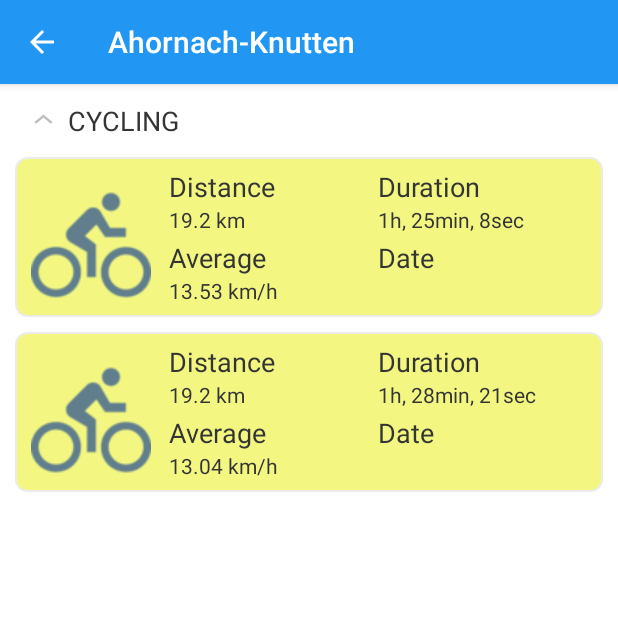
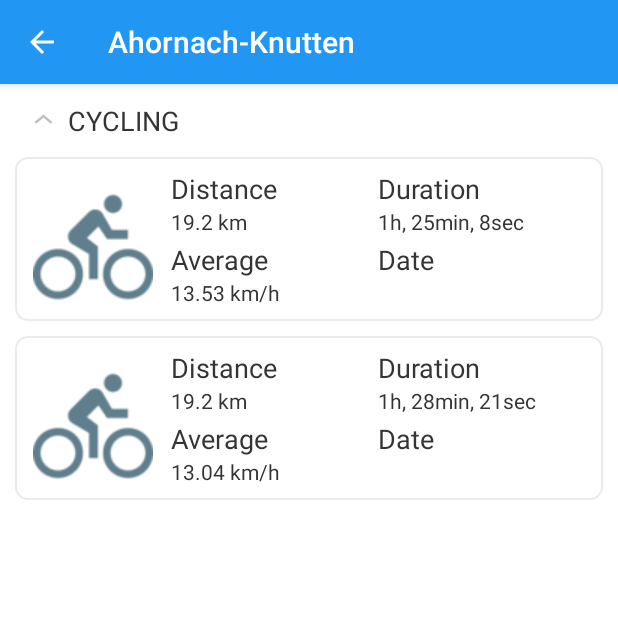
Before and after one commit to Feichta/Runnergy, an Android app: the screen it shows after launch (ActivitiesActivity), after a tap on "Ahornach-Knutten", on a phone screen of 412 x 824 dp, the top half of it. Run offline under Robolectric (Android 15) with nearby library versions, the phone set to English and light mode, and no system bars; 2 other taps on this screen came first.

Commit message:
Fixed bug in titles (r.string) of ExpandableListView

```diff
--- a/app/src/main/java/com/ffeichta/runnergy/gui/activities/ActivitiesActivity.java
+++ b/app/src/main/java/com/ffeichta/runnergy/gui/activities/ActivitiesActivity.java
@@ -89,20 +89,23 @@ public class ActivitiesActivity extends Activity {
         parentStrings = new ArrayList<>();
         groupCollection = new LinkedHashMap<>();
 
-        for (com.ffeichta.runnergy.model.Activity a : childActivities) {
-            if (!parentStrings.contains(a.getType().toString())) {
-                parentStrings.add(a.getType().toString());
+        // Iterate all Activities
+        for (com.ffeichta.runnergy.model.Activity a1 : childActivities) {
+            int id = getResources().getIdentifier(a1.getType().toString().toLowerCase(), "string", getPackageName());
+            String title = getResources().getString(id);
+            // Add every Type of Activity once
+            if (!parentStrings.contains(title)) {
+                parentStrings.add(getResources().getString(id));
+                ArrayList<com.ffeichta.runnergy.model.Activity> temp = new ArrayList<>();
+                // Iterate Activities again and link every title with the right Activities
+                for (com.ffeichta.runnergy.model.Activity a2 : childActivities) {
+                    int id2 = getResources().getIdentifier(a2.getType().toString().toLowerCase(), "string", getPackageName());
+                    if (getResources().getString(id2).equals(title)) {
+                        temp.add(a2);
+                    }
+                }
+                groupCollection.put(title, temp);
             }
-        }
-
-        for (String title : parentStrings) {
-            ArrayList<com.ffeichta.runnergy.model.Activity> temp = new ArrayList<>();
-            for (com.ffeichta.runnergy.model.Activity a : childActivities) {
-                if (a.getType().toString().equals(title)) {
-                    temp.add(a);
-                }
-            }
-            groupCollection.put(title, temp);
         }
     }
 }
--- a/app/src/main/java/com/ffeichta/runnergy/gui/adapter/ActivityAdapter.java
+++ b/app/src/main/java/com/ffeichta/runnergy/gui/adapter/ActivityAdapter.java
@@ -135,8 +135,20 @@ public class ActivityAdapter extends BaseExpandableListAdapter {
         activityHolder.distance.setText(distance);
         activityHolder.avg.setText(avg);
         activityHolder.duration.setText(duration);
-        ret.setBackgroundResource(R.drawable.item_border_average);
 
+        switch (a.getRanking()) {
+            case Activity.min:
+                ret.setBackgroundResource(R.drawable.item_border_min);
+                break;
+            case Activity.max:
+                ret.setBackgroundResource(R.drawable.item_border_max);
+                break;
+            case Activity.avg:
+                ret.setBackgroundResource(R.drawable.item_border_avg);
+                break;
+            default:
+                break;
+        }
         return ret;
     }
 
--- a/app/src/main/java/com/ffeichta/runnergy/model/Activity.java
+++ b/app/src/main/java/com/ffeichta/runnergy/model/Activity.java
@@ -12,7 +12,7 @@ import java.util.ArrayList;
 public class Activity implements Serializable {
 
     public static final int min = 0;
-    public static final int average = 1;
+    public static final int avg = 1;
     public static final int max = 2;
 
     private int id = -1;
--- a/app/src/main/res/drawable/item_border_average.xml
+++ b/app/src/main/res/drawable/item_border_avg.xml
@@ -2,7 +2,7 @@
     <stroke
         android:width="1.5dp"
         android:color="@color/itemBorder" />
-    <solid android:color="@color/average" />
+    <solid android:color="@color/avg" />
     <padding
         android:bottom="5dp"
         android:left="5dp"
--- a/app/src/main/res/values/colors.xml
+++ b/app/src/main/res/values/colors.xml
@@ -22,10 +22,11 @@
     <color name="navigationBarColor">#000000</color>
     <!-- Border of Items in ListView -->
     <color name="itemBorder">#EBEBEB</color>
+    <!-- Background of worst Activity -->
+    <color name="min">#F5A9A9</color>
     <!-- Background of best Activity -->
     <color name="max">#BCF5A9</color>
     <!-- Background of average Activity -->
-    <color name="average">#F3F781</color>
-    <!-- Background of worst Activity -->
-    <color name="min">#F5A9A9</color>
+    <color name="avg">#F3F781</color>
+
 </resources>
--- a/app/src/main/res/values/strings.xml
+++ b/app/src/main/res/values/strings.xml
@@ -25,11 +25,11 @@
     <string name="dialog_back_pressed_subtitle">Do you want to go back? The actual activity will be deleted.</string>
 
     <!-- ActivityTypes.java -->
-    <string name="running">Running</string>
-    <string name="walking">Walking</string>
-    <string name="trekking">Trekking</string>
-    <string name="cycling">Cycling</string>
-    <string name="skiing">Skiing</string>
+    <string name="running">RUNNING</string>
+    <string name="walking">WALKING</string>
+    <string name="trekking">TREKKING</string>
+    <string name="cycling">CYCLING</string>
+    <string name="skiing">SKIING</string>
 
     <!-- AddTrackDialogFactory.java -->
     <string name="dialog_add_track_title">Add track</string>
```
